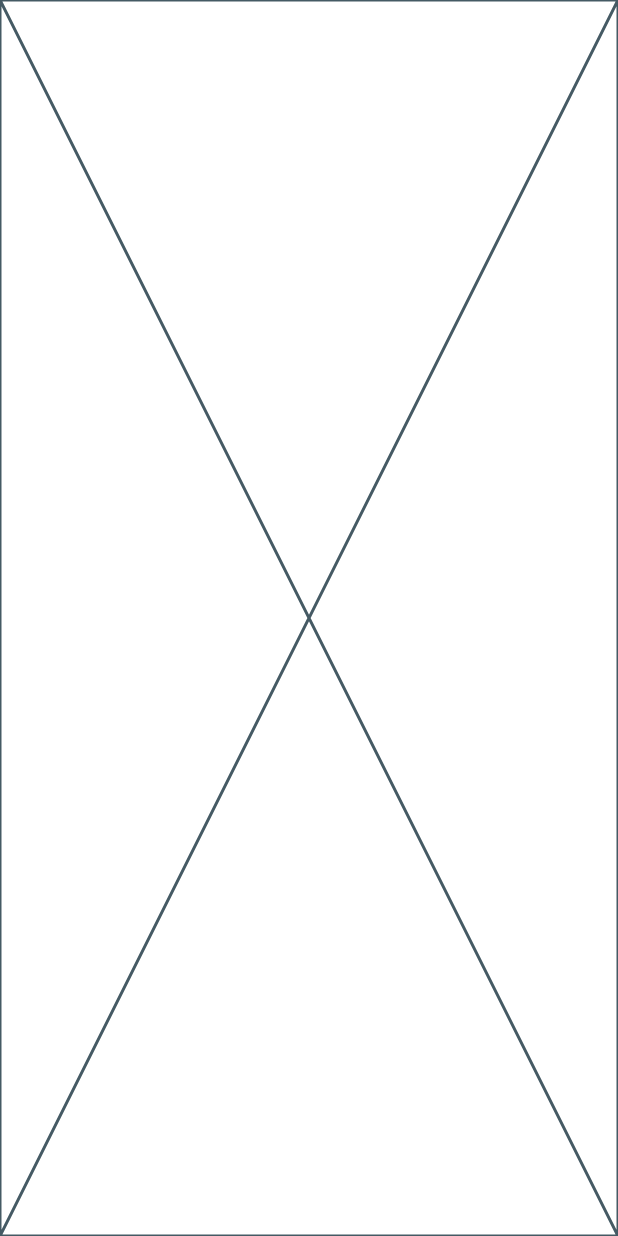
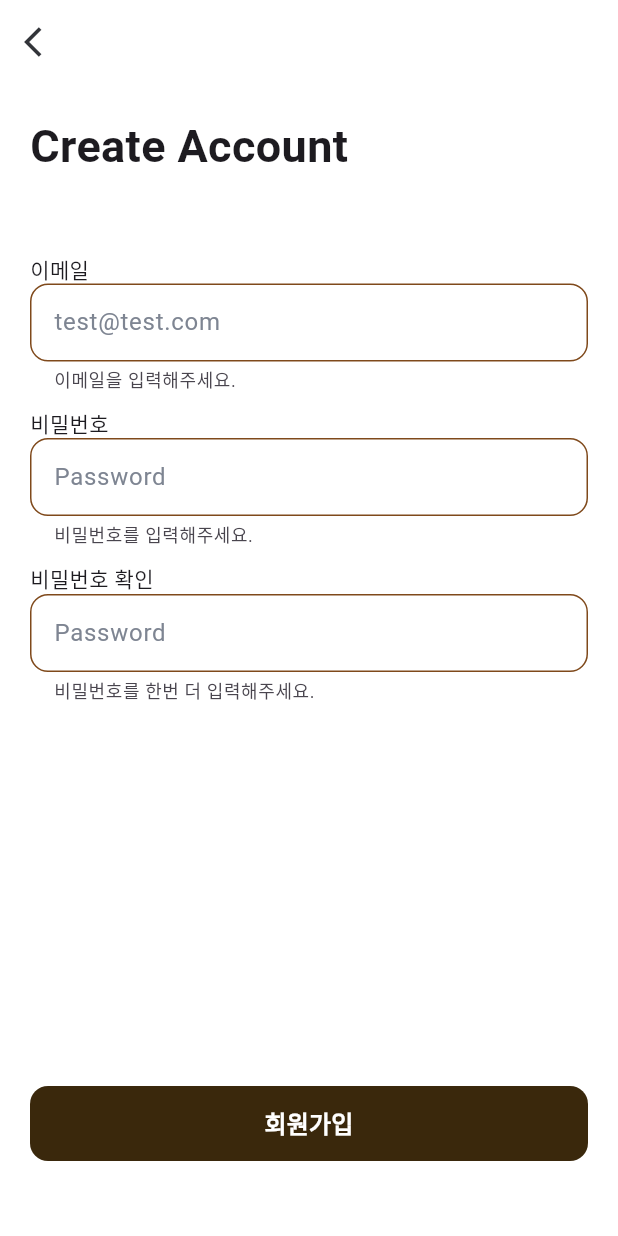
Before and after one commit to iOS7thBookReaders/BooksRoom, a Flutter app: the screen it shows after launch, after a tap on "회원가입", on a phone screen of 412 x 824 dp. Run offline on Flutter 3.47's test engine with Material 3 defaults, Android fonts, the phone set to English and light mode, and no system bars; our stand-ins replace firebase_core; accounts and stored records are empty.

Commit message:
feat: 회원가입 UI 구현

```diff
--- a/lib/sign_up_screen.dart
+++ b/lib/sign_up_screen.dart
@@ -1,10 +1,157 @@
 import 'package:flutter/material.dart';
+
+import 'color.dart';
 
 class SignUpScreen extends StatelessWidget {
   const SignUpScreen({super.key});
 
   @override
   Widget build(BuildContext context) {
-    return const Placeholder();
+    return Scaffold(
+      appBar: AppBar(
+        backgroundColor: Colors.white,
+        elevation: 0,
+        leading: IconButton(
+          icon: Icon(Icons.arrow_back_ios),
+          color: GRAY900,
+          onPressed: () {
+            Navigator.pop(context);
+          },
+        ),
+      ),
+      backgroundColor: Colors.white,
+      body: Padding(
+        padding: const EdgeInsets.all(20.0),
+        child: Column(
+          children: [
+            Expanded(
+              child: SingleChildScrollView(
+                child: Column(
+                  crossAxisAlignment: CrossAxisAlignment.center,
+                  children: [
+                    Align(
+                      alignment: Alignment.centerLeft,
+                      child: Text(
+                        'Create Account',
+                        style: TextStyle(
+                          fontSize: 30,
+                          fontWeight: FontWeight.bold,
+                        ),
+                      ),
+                    ),
+                    SizedBox(height: 50),
+                    Row(children: [Text('이메일'), Spacer()]),
+                    TextField(
+                      decoration: InputDecoration(
+                        hintText: 'test@test.com',
+                        helperText: '이메일을 입력해주세요.',
+                        hintStyle: TextStyle(color: GRAY500),
+                        border: OutlineInputBorder(
+                          borderRadius: BorderRadius.circular(12),
+                          borderSide: BorderSide(color: MAIN_COLOR),
+                        ),
+                        enabledBorder: OutlineInputBorder(
+                          borderRadius: BorderRadius.circular(12),
+                          borderSide: BorderSide(color: MAIN_COLOR),
+                        ),
+                        focusedBorder: OutlineInputBorder(
+                          borderRadius: BorderRadius.circular(12),
+                          borderSide: BorderSide(color: MAIN_COLOR),
+                        ),
+                        contentPadding: const EdgeInsets.symmetric(
+                          horizontal: 12,
+                          vertical: 14,
+                        ),
+                      ),
+                    ),
+                    SizedBox(height: 10),
+                    Row(children: [Text('비밀번호'), Spacer()]),
+
+                    TextField(
+                      obscureText: true,
+                      decoration: InputDecoration(
+                        hintText: 'Password',
+                        helperText: '비밀번호를 입력해주세요.',
+                        hintStyle: TextStyle(color: GRAY500),
+                        border: OutlineInputBorder(
+                          borderRadius: BorderRadius.circular(12),
+                          borderSide: BorderSide(color: MAIN_COLOR),
+                        ),
+                        enabledBorder: OutlineInputBorder(
+                          borderRadius: BorderRadius.circular(12),
+                          borderSide: BorderSide(color: MAIN_COLOR),
+                        ),
+                        focusedBorder: OutlineInputBorder(
+                          borderRadius: BorderRadius.circular(12),
+                          borderSide: BorderSide(color: MAIN_COLOR),
+                        ),
+                        contentPadding: const EdgeInsets.symmetric(
+                          horizontal: 12,
+                          vertical: 14,
+                        ),
+                      ),
+                    ),
+                    SizedBox(height: 10),
+                    Row(children: [Text('비밀번호 확인'), Spacer()]),
+
+                    TextField(
+                      obscureText: true,
+                      decoration: InputDecoration(
+                        helperText: '비밀번호를 한번 더 입력해주세요.',
+                        hintText: 'Password',
+                        hintStyle: TextStyle(color: GRAY500),
+                        border: OutlineInputBorder(
+                          borderRadius: BorderRadius.circular(12),
+                          borderSide: BorderSide(color: MAIN_COLOR),
+                        ),
+                        enabledBorder: OutlineInputBorder(
+                          borderRadius: BorderRadius.circular(12),
+                          borderSide: BorderSide(color: MAIN_COLOR),
+                        ),
+                        focusedBorder: OutlineInputBorder(
+                          borderRadius: BorderRadius.circular(12),
+                          borderSide: BorderSide(color: MAIN_COLOR),
+                        ),
+                        contentPadding: const EdgeInsets.symmetric(
+                          horizontal: 12,
+                          vertical: 14,
+                        ),
+                      ),
+                    ),
+
+                    SizedBox(height: 50),
+                  ],
+                ),
+              ),
+            ),
+            SizedBox(
+              width: double.infinity,
+              height: 50,
+              child: ElevatedButton(
+                style: ElevatedButton.styleFrom(
+                  elevation: 0,
+                  foregroundColor: Colors.white,
+                  backgroundColor: SUB_DARK_BROWN_COLOR,
+                  shape: RoundedRectangleBorder(
+                    borderRadius: BorderRadius.circular(12),
+                  ),
+                ),
+                onPressed: () {
+                  Navigator.push(
+                    context,
+                    MaterialPageRoute(builder: (context) => SignUpScreen()),
+                  );
+                },
+                child: Text(
+                  '회원가입',
+                  style: TextStyle(fontSize: 16, fontWeight: FontWeight.w600),
+                ),
+              ),
+            ),
+            SizedBox(height: 30),
+          ],
+        ),
+      ),
+    );
   }
 }
```
